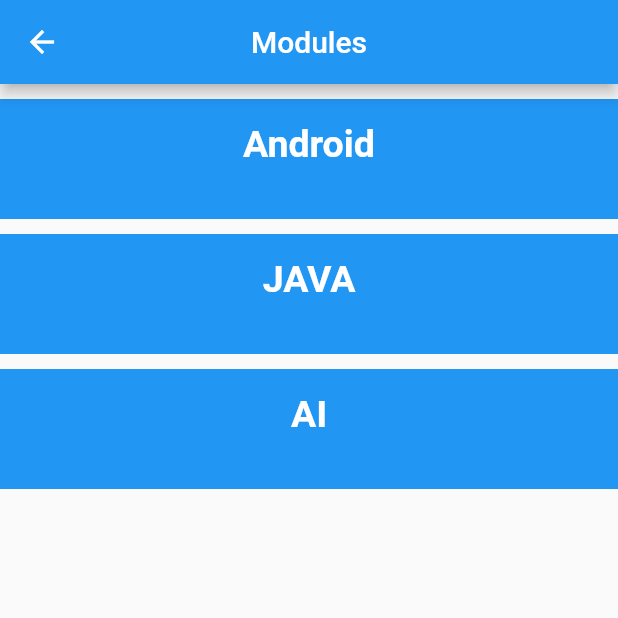
After one commit to Anshuman556/Tech_Elearn-App-Flutter, a Flutter app: the screen it shows after launch, after a tap on the "account box" icon, after a tap on "Modules", on a phone screen of 412 x 824 dp, the top half of it. The commit adds this screen. Run offline on Flutter 3.47's test engine with Material 2 defaults, Android fonts, the phone set to English and light mode, and no system bars; our stand-ins replace cloud_firestore, firebase_auth, flutter_svg, google_sign_in, in_app_purchase, shared_preferences; missing offline and left inert: autocomplete_textfield, flutter_facebook_login; accounts and stored records are empty.

Commit message:
Changes done!!

```diff
--- /dev/null
+++ b/lib/screens/buttons.dart
@@ -0,0 +1,31 @@
+import 'package:flutter/material.dart';
+class BottomButton extends StatelessWidget {
+  BottomButton({@required this.onTap, @required this.buttonTitle});
+
+  final Function onTap;
+  final String buttonTitle;
+
+  @override
+  Widget build(BuildContext context) {
+    return GestureDetector(
+      onTap: onTap,
+      child: Container(
+        child: Center(
+          child: Text(
+            buttonTitle,
+            style:TextStyle(
+              fontSize: 25.0,
+              fontWeight: FontWeight.bold,
+              color: Colors.white,
+            ),
+          ),
+        ),
+        color: Colors.blue,
+        margin: EdgeInsets.only(top: 10.0),
+        padding: EdgeInsets.only(bottom: 20.0),
+        width: double.infinity,
+        height: 80.0,
+      ),
+    );
+  }
+}
--- a/lib/screens/home.dart
+++ b/lib/screens/home.dart
@@ -5,6 +5,7 @@ import 'package:tech_elearn/models/user.dart';
 import 'package:tech_elearn/screens/question_list.dart';
 import 'package:tech_elearn/screens/settings.dart';
 import 'package:tech_elearn/screens/signin_screen.dart';
+import 'package:tech_elearn/screens/videos.dart';
 import 'package:tech_elearn/services/registration_service.dart';
 import 'package:flutter/material.dart';
 
@@ -173,17 +174,26 @@ class _HomeScreenState extends State<HomeScreen> {
                                       showDropDown = false;
                                     });
                                   },
+                                  child: GestureDetector(
+                                    onTap: () {
+                                      setState(() {
+                                        showDropDown = false;
+                                      });
+                                      Navigator.push(
+                                          context,
+                                          MaterialPageRoute(
+                                              builder: (context) => Module()));
+                                    },
                                     child: Container(
                                       padding: EdgeInsets.all(5),
                                       child: Text(
-                                      isGuest
-                                          ? 'Guest User'
-                                          : user?.email ?? '',
+                                        "Modules",
                                         style: TextStyle(
                                             fontSize: MediaQuery.of(context)
                                                 .size
                                                 .width /
                                                 25),
+                                      ),
                                     ),
                                   ),
                                 ),
@@ -209,6 +219,7 @@ class _HomeScreenState extends State<HomeScreen> {
                                     ),
                                   ),
                                 ),
+
                                 Container(
                                   padding: EdgeInsets.all(5),
                                   child: GestureDetector(
--- a/lib/screens/question_view.dart
+++ b/lib/screens/question_view.dart
@@ -4,6 +4,7 @@ import 'package:firebase_auth/firebase_auth.dart';
 import 'package:flutter/material.dart';
 import 'package:flutter_svg/flutter_svg.dart';
 import 'package:tech_elearn/models/questions.dart';
+
 
 class QuestionFullview extends StatefulWidget {
   final List<Question> list;
--- a/lib/screens/settings.dart
+++ b/lib/screens/settings.dart
@@ -9,6 +9,7 @@ import 'package:tech_elearn/screens/subscribe_screen.dart';
 import 'package:tech_elearn/services//registration_service.dart';
 import 'package:tech_elearn/utilities/string.dart';
 import 'package:intl/intl.dart';
+import 'package:tech_elearn/screens/videos.dart';
 
 class Setting extends StatefulWidget {
   @override
--- a/lib/screens/signin_screen.dart
+++ b/lib/screens/signin_screen.dart
@@ -245,7 +245,7 @@ class _LoginScreenState extends State<LoginScreen> {
       child: Row(
         mainAxisAlignment: MainAxisAlignment.spaceEvenly,
         children: <Widget>[
-          /* _buildSocialBtn(
+           _buildSocialBtn(
             () async {
               var result = await _registration.signInWithFacebook();
               if (result != null) {
@@ -264,7 +264,7 @@ class _LoginScreenState extends State<LoginScreen> {
             AssetImage(
               'assets/logos/facebook.jpg',
             ),
-          ),*/
+          ),
           _buildSocialBtn(
                 () async {
               setState(() {
--- /dev/null
+++ b/lib/screens/videos.dart
@@ -0,0 +1,29 @@
+import 'package:flutter/material.dart';
+import 'buttons.dart';
+import 'AndroidV.dart';
+class Module extends StatefulWidget {
+  @override
+  _ModuleState createState() => _ModuleState();
+}
+
+class _ModuleState extends State<Module> {
+  @override
+  Widget build(BuildContext context) {
+    return Scaffold(
+      appBar: AppBar(
+        title: Text("Modules"),
+        centerTitle: true,
+        backgroundColor: Colors.blue,
+      ),
+      body: SingleChildScrollView(
+        child: Column(
+          children: [
+            BottomButton(onTap: (){}, buttonTitle: "Android"),
+            BottomButton(onTap: (){}, buttonTitle: "JAVA"),
+            BottomButton(onTap: (){}, buttonTitle: "AI"),
+          ],
+        ),
+      ),
+    );
+  }
+}
--- a/pubspec.yaml
+++ b/pubspec.yaml
@@ -36,6 +36,9 @@ dependencies:
   google_sign_in: ^4.5.1
   intl: ^0.17.0
   in_app_purchase: ^0.3.4
+
+
+
   flutter_facebook_login:
     git:
       url: https://github.com/smourier/flutter_facebook_login
@@ -61,6 +64,7 @@ flutter:
     - assets/images/
     - assets/icons/
     - assets/logos/
+
   # To add assets to your application, add an assets section, like this:
   # assets:
   #   - images/a_dot_burr.jpeg
```
Also changed, not shown: lib/screens/AndroidV.dart (added, +35 -0 lines), lib/screens/question_list.dart (+7 -5 lines), assets/logos/facebook.jpg (added), 1 other file. Lines whose indentation alone changed are shown as unchanged.
